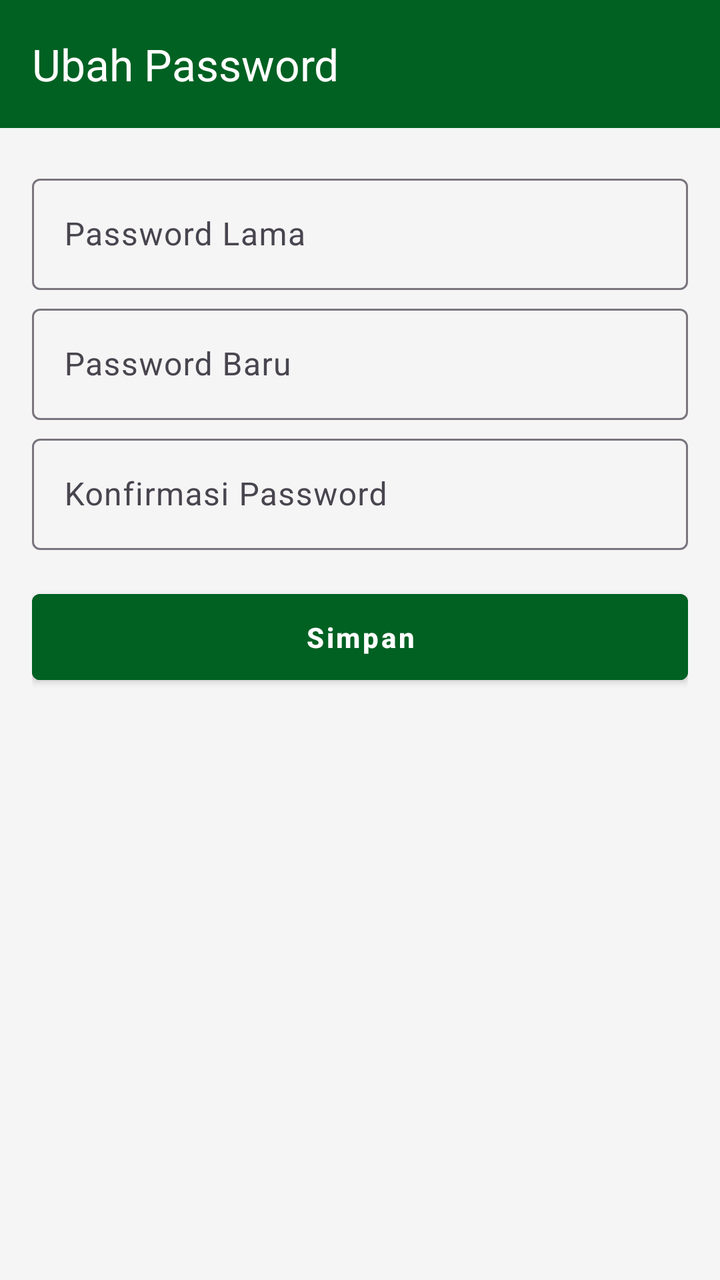
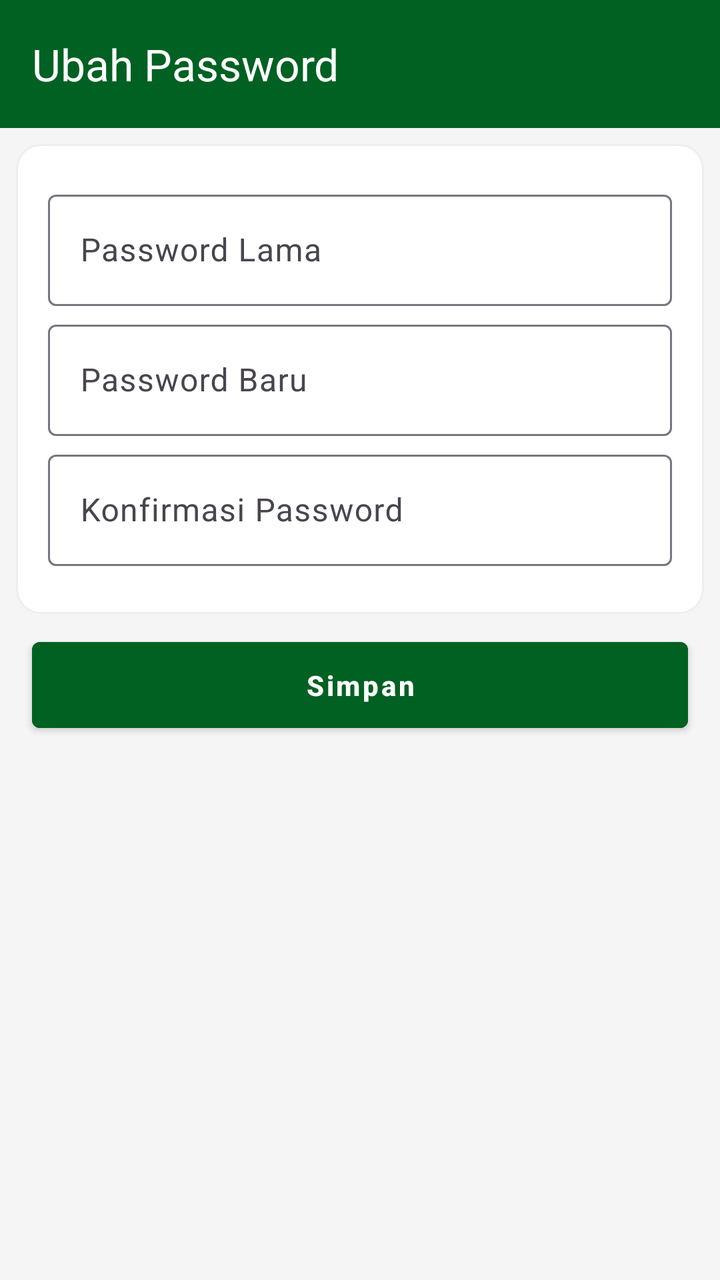

An Android layout rendered at two revisions. The XML below is the earlier revision; the diff shows what the commit changed to produce the second picture.
<!-- AndroidManifest.xml: application theme Theme.OrionAPP -->
<!-- res/layout/activity_ubah_password.xml -->
<?xml version="1.0" encoding="utf-8"?>
<LinearLayout xmlns:android="http://schemas.android.com/apk/res/android"
    xmlns:app="http://schemas.android.com/apk/res-auto"
    xmlns:tools="http://schemas.android.com/tools"
    android:id="@+id/main"
    android:layout_width="match_parent"
    android:layout_height="match_parent"
    android:background="@color/background"
    android:orientation="vertical"
    tools:context=".activity.UbahPasswordActivity">

    <com.google.android.material.appbar.AppBarLayout
        android:layout_width="match_parent"
        android:layout_height="?attr/actionBarSize"
        android:background="@color/primary">

        <com.google.android.material.appbar.MaterialToolbar
            android:id="@+id/toolbar"
            android:layout_width="match_parent"
            android:layout_height="match_parent"
            android:elevation="4dp"
            android:theme="@style/ThemeOverlay.Material3.ActionBar"
            app:title="Ubah Password"
            app:titleTextColor="@color/white" />
    </com.google.android.material.appbar.AppBarLayout>


    <LinearLayout
        android:layout_width="match_parent"
        android:layout_height="wrap_content"
        android:layout_marginTop="4dp"
        android:orientation="vertical"
        android:padding="16dp">

        <LinearLayout
            android:layout_width="match_parent"
            android:layout_height="wrap_content"
            android:orientation="vertical">

            <com.google.android.material.textfield.TextInputLayout
                android:id="@+id/til_password_skrg"
                android:layout_width="match_parent"
                android:layout_height="wrap_content">

                <com.google.android.material.textfield.TextInputEditText
                    android:id="@+id/et_password_skrg"
                    android:layout_width="match_parent"
                    android:layout_height="wrap_content"
                    android:hint="Password Lama" />
            </com.google.android.material.textfield.TextInputLayout>

            <com.google.android.material.textfield.TextInputLayout
                android:id="@+id/til_password_baru"
                android:layout_width="match_parent"
                android:layout_height="wrap_content"
                android:layout_marginTop="4dp">

                <com.google.android.material.textfield.TextInputEditText
                    android:id="@+id/et_password_baru"
                    android:layout_width="match_parent"
                    android:layout_height="wrap_content"
                    android:hint="Password Baru" />
            </com.google.android.material.textfield.TextInputLayout>

            <com.google.android.material.textfield.TextInputLayout
                android:id="@+id/til_password_baru1"
                android:layout_width="match_parent"
                android:layout_height="wrap_content"
                android:layout_marginTop="4dp">

                <com.google.android.material.textfield.TextInputEditText
                    android:id="@+id/et_epassword_baru1"
                    android:layout_width="match_parent"
                    android:layout_height="wrap_content"
                    android:hint="Konfirmasi Password" />
            </com.google.android.material.textfield.TextInputLayout>

            <Button
                android:id="@+id/btn_simpan"
                style="@style/Widget.MaterialComponents.Button"
                android:layout_width="match_parent"
                android:layout_height="wrap_content"
                android:layout_marginTop="16dp"
                android:backgroundTint="@color/primary"
                android:paddingVertical="12dp"
                android:text="Simpan"
                android:textAllCaps="false"
                android:textSize="14sp"
                android:textStyle="bold" />
        </LinearLayout>
    </LinearLayout>
    </LinearLayout>
<!-- resources referenced by this layout -->
<resources>
  <color name="background">#f5f5f5</color>
  <color name="primary">#006122</color>
  <color name="white">#ffffff</color>
  <style name="Theme.OrionAPP" parent="Theme.Material3.Light.NoActionBar">
          
          <item name="colorPrimary">@color/primary</item>
          <item name="colorOnPrimary">@color/white</item>
  
          
          <item name="android:colorBackground">@color/background</item>
          <item name="colorSurface">@color/white</item>
          <item name="colorOnSurface">@color/text</item>
  
          
          <item name="colorSecondary">@color/primary</item>
          <item name="colorOnSecondary">@color/white</item>
  
          
          <item name="android:statusBarColor">@color/primary</item>
          <item name="android:windowLightStatusBar">false</item>
  
          
          <item name="fontFamily">@font/inter</item>
  
          
          <item name="android:windowSplashScreenAnimatedIcon" tools:targetApi="31">@null</item>
          <item name="android:windowSplashScreenBackground" tools:targetApi="31">@color/white</item>
          <item name="android:windowSplashScreenAnimationDuration" tools:targetApi="31">0</item>
  
          
          <item name="materialButtonStyle">@style/OrionButton</item>
          <item name="textInputStyle">@style/OrionTextTitle</item>
          <item name="android:textColorHighlight">@color/highlight_primary</item>
  
          
          <item name="colorError">@color/error</item>
  
          <item name="searchViewStyle">@style/SearchViewStyle.White</item>
  
      </style>
  <color name="text">#1E1E1E</color>
  <style name="OrionButton" parent="Widget.Material3.Button">
          <item name="android:backgroundTint">@color/primary</item>
          <item name="android:textColor">@color/white</item>
          <item name="android:layout_marginHorizontal">4px</item>
          <item name="android:buttonCornerRadius" tools:targetApi="p">12dp</item>
      </style>
  <style name="OrionTextTitle" parent="Widget.Material3.TextInputLayout.OutlinedBox">
          <item name="boxStrokeColor">@color/primary</item>
          <item name="hintTextColor">@color/primary</item>
          <item name="boxBackgroundMode">outline</item>
      </style>
  <color name="highlight_primary">#C0006122</color>
  <color name="error">#D00000</color>
  <style name="SearchViewStyle.White" parent="Widget.AppCompat.SearchView">
          
          <item name="searchHintIcon">@drawable/ic_search_24</item>
          <item name="cursorColor">@color/white</item>
          <item name="submitBackground">@android:color/white</item>
          <item name="android:textColorHint">@color/white</item>
          <item name="android:textColor">@color/white</item>
          <item name="android:iconTint">@android:color/white</item>
          <item name="android:buttonTint">@android:color/white</item>
      </style>
  <!-- drawable ic_search_24 (drawable) -->
  <vector xmlns:android="http://schemas.android.com/apk/res/android" android:height="24dp" android:tint="#000000" android:viewportHeight="24" android:viewportWidth="24" android:width="24dp">
        
      <path android:fillColor="@android:color/white" android:pathData="M15.5,14h-0.79l-0.28,-0.27C15.41,12.59 16,11.11 16,9.5 16,5.91 13.09,3 9.5,3S3,5.91 3,9.5 5.91,16 9.5,16c1.61,0 3.09,-0.59 4.23,-1.57l0.27,0.28v0.79l5,4.99L20.49,19l-4.99,-5zM9.5,14C7.01,14 5,11.99 5,9.5S7.01,5 9.5,5 14,7.01 14,9.5 11.99,14 9.5,14z"/>
      
  </vector>
</resources>

<!-- the commit's change to res/layout/activity_ubah_password.xml (unified diff, before → after) -->
@@ -28,65 +28,77 @@
     <LinearLayout
         android:layout_width="match_parent"
         android:layout_height="wrap_content"
-        android:layout_marginTop="4dp"
         android:orientation="vertical"
-        android:padding="16dp">
+        android:layout_marginVertical="8dp"
+        android:layout_marginHorizontal="8dp"
+        android:background="@drawable/rounded_outline">
 
         <LinearLayout
             android:layout_width="match_parent"
             android:layout_height="wrap_content"
-            android:orientation="vertical">
+            android:layout_marginVertical="4dp"
+            android:orientation="vertical"
+            android:padding="16dp">
 
-            <com.google.android.material.textfield.TextInputLayout
-                android:id="@+id/til_password_skrg"
+            <LinearLayout
                 android:layout_width="match_parent"
-                android:layout_height="wrap_content">
+                android:layout_height="wrap_content"
+                android:layout_marginBottom="4dp"
+                android:orientation="vertical">
 
-                <com.google.android.material.textfield.TextInputEditText
-                    android:id="@+id/et_password_skrg"
+                <com.google.android.material.textfield.TextInputLayout
+                    android:id="@+id/til_password_skrg"
+                    android:layout_width="match_parent"
+                    android:layout_height="wrap_content">
+
+                    <com.google.android.material.textfield.TextInputEditText
+                        android:id="@+id/et_password_skrg"
+                        android:layout_width="match_parent"
+                        android:layout_height="wrap_content"
+                        android:hint="Password Lama" />
+                </com.google.android.material.textfield.TextInputLayout>
+
+                <com.google.android.material.textfield.TextInputLayout
+                    android:id="@+id/til_password_baru"
                     android:layout_width="match_parent"
                     android:layout_height="wrap_content"
-                    android:hint="Password Lama" />
-            </com.google.android.material.textfield.TextInputLayout>
+                    android:layout_marginTop="4dp">
 
-            <com.google.android.material.textfield.TextInputLayout
-                android:id="@+id/til_password_baru"
-                android:layout_width="match_parent"
-                android:layout_height="wrap_content"
-                android:layout_marginTop="4dp">
+                    <com.google.android.material.textfield.TextInputEditText
+                        android:id="@+id/et_password_baru"
+                        android:layout_width="match_parent"
+                        android:layout_height="wrap_content"
+                        android:hint="Password Baru" />
+                </com.google.android.material.textfield.TextInputLayout>
 
-                <com.google.android.material.textfield.TextInputEditText
-                    android:id="@+id/et_password_baru"
+                <com.google.android.material.textfield.TextInputLayout
+                    android:id="@+id/til_password_baru1"
                     android:layout_width="match_parent"
                     android:layout_height="wrap_content"
-                    android:hint="Password Baru" />
-            </com.google.android.material.textfield.TextInputLayout>
+                    android:layout_marginTop="4dp">
 
-            <com.google.android.material.textfield.TextInputLayout
-                android:id="@+id/til_password_baru1"
-                android:layout_width="match_parent"
-                android:layout_height="wrap_content"
-                android:layout_marginTop="4dp">
+                    <com.google.android.material.textfield.TextInputEditText
+                        android:id="@+id/et_epassword_baru1"
+                        android:layout_width="match_parent"
+                        android:layout_height="wrap_content"
+                        android:hint="Konfirmasi Password" />
+                </com.google.android.material.textfield.TextInputLayout>
 
-                <com.google.android.material.textfield.TextInputEditText
-                    android:id="@+id/et_epassword_baru1"
-                    android:layout_width="match_parent"
-                    android:layout_height="wrap_content"
-                    android:hint="Konfirmasi Password" />
-            </com.google.android.material.textfield.TextInputLayout>
 
-            <Button
-                android:id="@+id/btn_simpan"
-                style="@style/Widget.MaterialComponents.Button"
-                android:layout_width="match_parent"
-                android:layout_height="wrap_content"
-                android:layout_marginTop="16dp"
-                android:backgroundTint="@color/primary"
-                android:paddingVertical="12dp"
-                android:text="Simpan"
-                android:textAllCaps="false"
-                android:textSize="14sp"
-                android:textStyle="bold" />
+            </LinearLayout>
         </LinearLayout>
     </LinearLayout>
-    </LinearLayout>
+
+    <Button
+        android:id="@+id/btn_simpan"
+        style="@style/Widget.MaterialComponents.Button"
+        android:layout_width="match_parent"
+        android:layout_height="wrap_content"
+        android:layout_marginHorizontal="16dp"
+        android:backgroundTint="@color/primary"
+        android:paddingVertical="12dp"
+        android:text="Simpan"
+        android:textAllCaps="false"
+        android:textSize="14sp"
+        android:textStyle="bold" />
+</LinearLayout>
<!-- resource entries referenced after the edit -->
@@ -3,6 +3,14 @@
   <color name="background">#f5f5f5</color>
   <color name="primary">#006122</color>
   <color name="white">#ffffff</color>
+  <!-- drawable rounded_outline (drawable) -->
+  <?xml version="1.0" encoding="utf-8"?>
+  <shape xmlns:android="http://schemas.android.com/apk/res/android">
+      <corners android:radius="12dp"/>
+      <stroke android:color="#eee" android:width="1dp"/>
+      <solid android:color="@color/white"/>
+  
+  </shape>
   <style name="Theme.OrionAPP" parent="Theme.Material3.Light.NoActionBar">
           
           <item name="colorPrimary">@color/primary</item>
